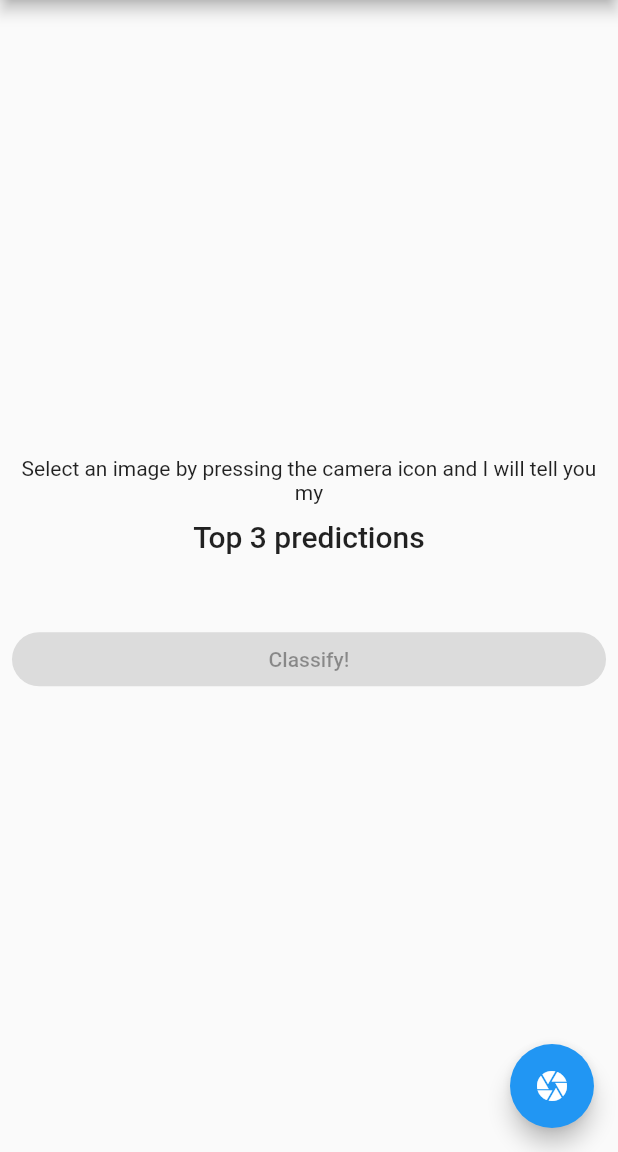
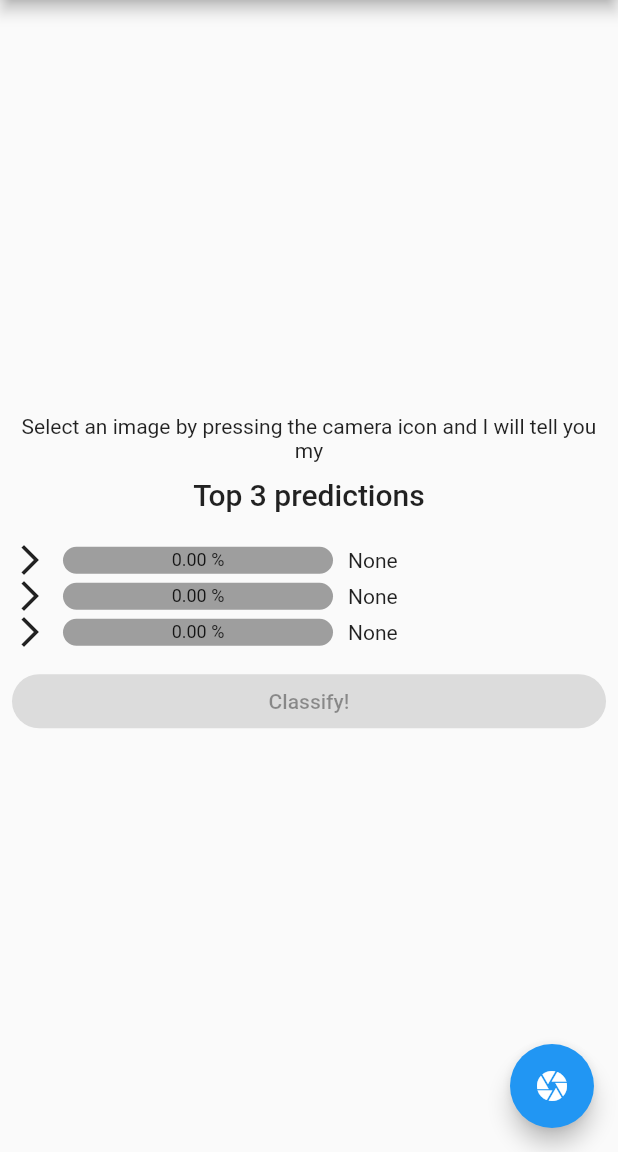
Before and after one commit to dnth/flutter_pet_classifier, a Flutter app: the screen it shows after launch, on a phone screen of 412 x 824 dp, the part 84-1236 px from its top. Run offline on Flutter 3.47's test engine with Material 2 defaults, Android fonts, the phone set to English and light mode, and no system bars; drawn by our look-alikes of percent_indicator; our stand-ins replace image_cropper, image_picker.

Commit message:
add linear bar indicator

```diff
--- a/lib/main.dart
+++ b/lib/main.dart
@@ -4,6 +4,7 @@ import 'dart:typed_data';
 import 'package:flutter/material.dart';
 import 'package:image_cropper/image_cropper.dart';
 import 'package:image_picker/image_picker.dart';
+import 'package:percent_indicator/linear_percent_indicator.dart';
 import 'pets_services.dart';
 
 void main() {
@@ -38,15 +39,54 @@ class MyHomePage extends StatefulWidget {
 
 class _MyHomePageState extends State<MyHomePage> {
   String? _resultString;
+  Map _resultDict = {
+    "label": "None",
+    "confidences": [
+      {"label": "None", "confidence": 0.0},
+      {"label": "None", "confidence": 0.0},
+      {"label": "None", "confidence": 0.0}
+    ]
+  };
   File? imageURI;
   Uint8List? imgBytes;
   bool isClassifying = false;
 
-  String parseResults(Map results) {
+  String parseResultsIntoString(Map results) {
     return """
     ${results['confidences'][0]['label']} - ${(results['confidences'][0]['confidence'] * 100.0).toStringAsFixed(2)}% \n
     ${results['confidences'][1]['label']} - ${(results['confidences'][1]['confidence'] * 100.0).toStringAsFixed(2)}% \n
     ${results['confidences'][2]['label']} - ${(results['confidences'][2]['confidence'] * 100.0).toStringAsFixed(2)}% """;
+  }
+
+  Widget buildPercentIndicator(String className, double classConfidence) {
+    return LinearPercentIndicator(
+      width: 200.0,
+      lineHeight: 18.0,
+      percent: classConfidence,
+      center: Text(
+        "${(classConfidence * 100.0).toStringAsFixed(2)} %",
+        style: const TextStyle(fontSize: 12.0),
+      ),
+      trailing: Text(className),
+      leading: const Icon(Icons.arrow_forward_ios),
+      linearStrokeCap: LinearStrokeCap.roundAll,
+      backgroundColor: Colors.grey,
+      progressColor: Colors.blue,
+      animation: true,
+    );
+  }
+
+  Widget buildResultsIndicators(Map resultsDict) {
+    return Column(
+      children: [
+        buildPercentIndicator(resultsDict['confidences'][0]['label'],
+            (resultsDict['confidences'][0]['confidence'])),
+        buildPercentIndicator(resultsDict['confidences'][1]['label'],
+            (resultsDict['confidences'][1]['confidence'])),
+        buildPercentIndicator(resultsDict['confidences'][2]['label'],
+            (resultsDict['confidences'][2]['confidence']))
+      ],
+    );
   }
 
   Future<File> cropImage(XFile pickedFile) async {
@@ -99,16 +139,17 @@ class _MyHomePageState extends State<MyHomePage> {
               Text("Top 3 predictions",
                   style: Theme.of(context).textTheme.headline6),
               const SizedBox(height: 20),
-              Row(
-                children: [
-                  Expanded(
-                    child: Text(
-                      _resultString ?? "",
-                      style: Theme.of(context).textTheme.bodyText1,
-                    ),
-                  ),
-                ],
-              ),
+              buildResultsIndicators(_resultDict),
+              // Row(
+              //   children: [
+              //     Expanded(
+              //       child: Text(
+              //         _resultString ?? "",
+              //         style: Theme.of(context).textTheme.bodyText1,
+              //       ),
+              //     ),
+              //   ],
+              // ),
               const SizedBox(
                 height: 10,
               ),
@@ -132,9 +173,9 @@ class _MyHomePageState extends State<MyHomePage> {
                               // print(result['label']);
 
                               setState(() {
-                                _resultString = parseResults(result);
-                                // _resultString =
-                                //     result['confidences'][0]['label'];
+                                _resultString = parseResultsIntoString(result);
+                                _resultDict = result;
+
                                 isClassifying = false;
                               });
                             },
@@ -173,6 +214,14 @@ class _MyHomePageState extends State<MyHomePage> {
                               // Clear result of previous inference as soon as new image is selected
                               setState(() {
                                 _resultString = "";
+                                _resultDict = {
+                                  "label": "None",
+                                  "confidences": [
+                                    {"label": "None", "confidence": 0.0},
+                                    {"label": "None", "confidence": 0.0},
+                                    {"label": "None", "confidence": 0.0}
+                                  ]
+                                };
                               });
 
                               File croppedFile = await cropImage(pickedFile);
@@ -213,6 +262,14 @@ class _MyHomePageState extends State<MyHomePage> {
                               // Clear result of previous inference as soon as new image is selected
                               setState(() {
                                 _resultString = "";
+                                _resultDict = {
+                                  "label": "None",
+                                  "confidences": [
+                                    {"label": "None", "confidence": 0.0},
+                                    {"label": "None", "confidence": 0.0},
+                                    {"label": "None", "confidence": 0.0}
+                                  ]
+                                };
                               });
 
                               File croppedFile = await cropImage(pickedFile);
--- a/pubspec.yaml
+++ b/pubspec.yaml
@@ -37,6 +37,7 @@ dependencies:
   http: ^0.13.4
   image_picker: ^0.8.4+4
   image_cropper: ^1.4.1
+  percent_indicator: ^3.4.0
 
 dev_dependencies:
   flutter_test:
```
Also changed, not shown: pubspec.lock.
